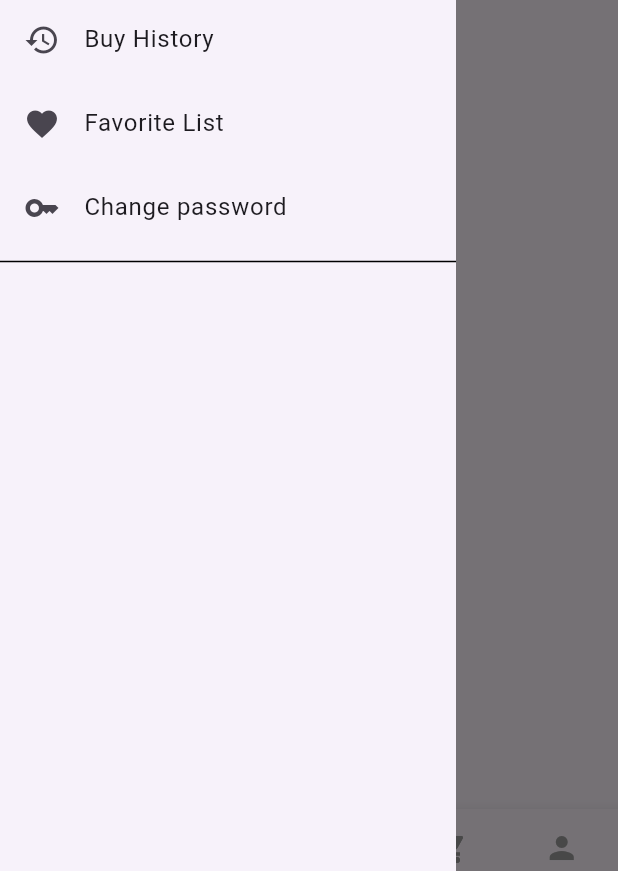
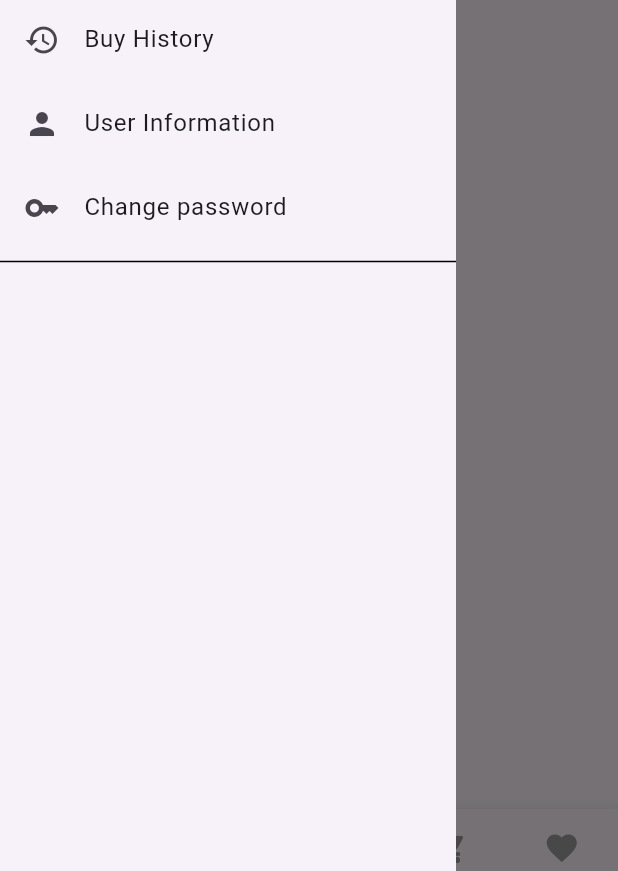
Before and after one commit to huyng39/flutter_thuchanh_08_09_10, a Flutter app: the Mainpage screen opened directly, with the side drawer open, on a phone screen of 412 x 824 dp. Shown: the part 340-1211 px from the top of the screen. Run offline on Flutter 3.47's test engine with Material 3 defaults, Android fonts, the phone set to English and light mode, and no system bars; our stand-ins replace awesome_dialog, dio, form_field_validator, loading_animation_widget, shared_preferences; accounts and stored records are empty.

Commit message:
cập nhật navigation bar

```diff
--- a/lib/mainpage.dart
+++ b/lib/mainpage.dart
@@ -72,7 +72,7 @@ class _MainpageState extends State<Mainpage> {
         }
       case 4:
         {
-          return const Detail();
+          return const FavoriteList();
         }
       default:
         nameWidgets = "None";
@@ -138,27 +138,29 @@ class _MainpageState extends State<Mainpage> {
                         builder: (context) => const BuyHistory()));
               },
             ),
-            // ListTile(
-            //   leading: const Icon(Icons.contact_mail),
-            //   title: const Text('Cart'),
-            //   onTap: () {
-            //     Navigator.pop(context);
-            //     _selectedIndex = 2;
-            //     setState(() {});
-            //   },
-            // ),
             ListTile(
-              leading: const Icon(Icons.favorite),
-              title: const Text('Favorite List'),
+              leading: const Icon(Icons.person),
+              title: const Text('User Information'),
               onTap: () {
                 Navigator.pop(context);
-                _selectedIndex = 0;
                 Navigator.push(
                     context,
                     MaterialPageRoute(
-                        builder: (context) => const FavoriteList()));
+                        builder: (context) => const Detail()));
               },
             ),
+            // ListTile(
+            //   leading: const Icon(Icons.favorite),
+            //   title: const Text('Favorite List'),
+            //   onTap: () {
+            //     Navigator.pop(context);
+            //     _selectedIndex = 0;
+            //     Navigator.push(
+            //         context,
+            //         MaterialPageRoute(
+            //             builder: (context) => const FavoriteList()));
+            //   },
+            // ),
             ListTile(
               leading: const Icon(Icons.key),
               title: const Text('Change password'),
@@ -242,8 +244,8 @@ class _MainpageState extends State<Mainpage> {
             label: 'Cart',
           ),
           BottomNavigationBarItem(
-            icon: Icon(Icons.person),
-            label: 'User',
+            icon: Icon(Icons.favorite),
+            label: 'Favorite',
           ),
         ],
         currentIndex: _selectedIndex,
```
Also changed, not shown: lib/app/page/auth/detail.dart (+18 -4 lines), lib/app/route/favoritelist.dart (+5 -5 lines).
